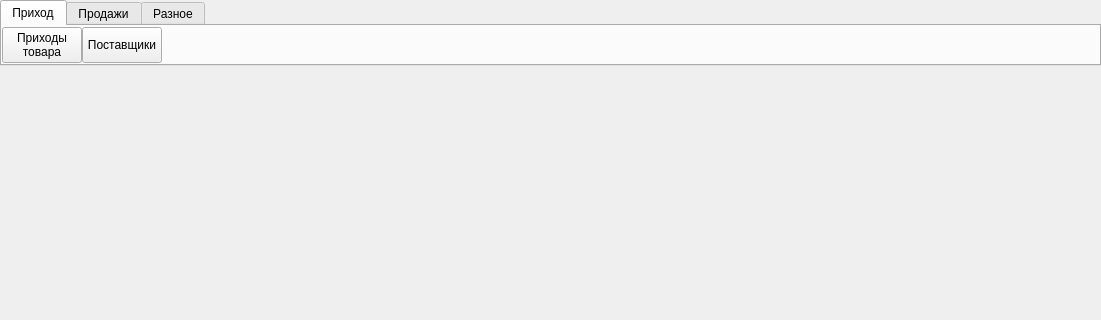
Qt form ui/main_window.ui (Meller008/kara) before a commit; both pictures show x 0 to 1101 and y 0 to 320 of the 1101 by 771 pixel window.
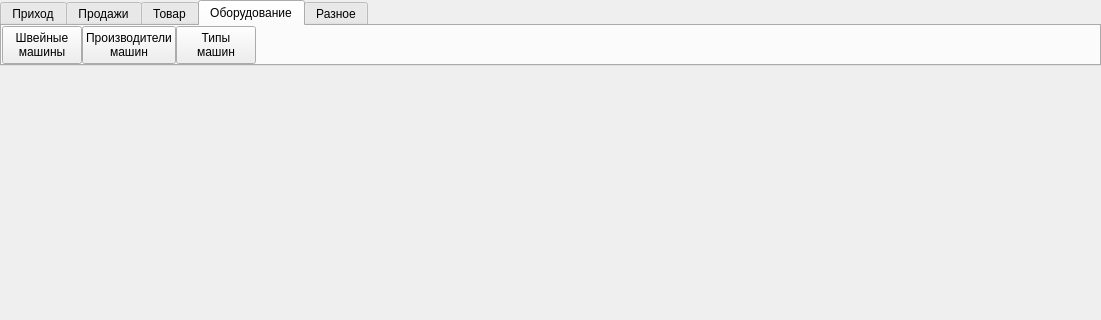
The same form after that commit. The open tabs and pages were chosen to show the change.

Commit message: + производители машин + типы машин

```diff
--- a/ui/main_window.ui
+++ b/ui/main_window.ui
@@ -144,6 +144,131 @@
         </item>
        </layout>
       </widget>
+      <widget class="QWidget" name="tab_4">
+       <attribute name="title">
+        <string>Товар</string>
+       </attribute>
+       <layout class="QGridLayout" name="gridLayout_5">
+        <property name="leftMargin">
+         <number>0</number>
+        </property>
+        <property name="topMargin">
+         <number>0</number>
+        </property>
+        <property name="rightMargin">
+         <number>0</number>
+        </property>
+        <property name="bottomMargin">
+         <number>0</number>
+        </property>
+        <property name="spacing">
+         <number>0</number>
+        </property>
+        <item row="0" column="0">
+         <widget class="QPushButton" name="pushButton_7">
+          <property name="sizePolicy">
+           <sizepolicy hsizetype="Minimum" vsizetype="Minimum">
+            <horstretch>0</horstretch>
+            <verstretch>0</verstretch>
+           </sizepolicy>
+          </property>
+          <property name="text">
+           <string>Товары</string>
+          </property>
+         </widget>
+        </item>
+        <item row="0" column="1">
+         <spacer name="horizontalSpacer_3">
+          <property name="orientation">
+           <enum>Qt::Horizontal</enum>
+          </property>
+          <property name="sizeHint" stdset="0">
+           <size>
+            <width>40</width>
+            <height>20</height>
+           </size>
+          </property>
+         </spacer>
+        </item>
+       </layout>
+      </widget>
+      <widget class="QWidget" name="tab_5">
+       <attribute name="title">
+        <string>Оборудование</string>
+       </attribute>
+       <layout class="QGridLayout" name="gridLayout_6">
+        <property name="leftMargin">
+         <number>0</number>
+        </property>
+        <property name="topMargin">
+         <number>0</number>
+        </property>
+        <property name="rightMargin">
+         <number>0</number>
+        </property>
+        <property name="bottomMargin">
+         <number>0</number>
+        </property>
+        <property name="spacing">
+         <number>0</number>
+        </property>
+        <item row="0" column="1">
+         <widget class="QPushButton" name="pushButton_9">
+          <property name="sizePolicy">
+           <sizepolicy hsizetype="Minimum" vsizetype="Minimum">
+            <horstretch>0</horstretch>
+            <verstretch>0</verstretch>
+           </sizepolicy>
+          </property>
+          <property name="text">
+           <string>Производители
+машин</string>
+          </property>
+         </widget>
+        </item>
+        <item row="0" column="3">
+         <spacer name="horizontalSpacer_4">
+          <property name="orientation">
+           <enum>Qt::Horizontal</enum>
+          </property>
+          <property name="sizeHint" stdset="0">
+           <size>
+            <width>40</width>
+            <height>20</height>
+           </size>
+          </property>
+         </spacer>
+        </item>
+        <item row="0" column="0">
+         <widget class="QPushButton" name="pushButton_8">
+          <property name="sizePolicy">
+           <sizepolicy hsizetype="Minimum" vsizetype="Minimum">
+            <horstretch>0</horstretch>
+            <verstretch>0</verstretch>
+           </sizepolicy>
+          </property>
+          <property name="text">
+           <string>Швейные
+машины</string>
+          </property>
+         </widget>
+        </item>
+        <item row="0" column="2">
+         <widget class="QPushButton" name="pushButton_10">
+          <property name="sizePolicy">
+           <sizepolicy hsizetype="Minimum" vsizetype="Minimum">
+            <horstretch>0</horstretch>
+            <verstretch>0</verstretch>
+           </sizepolicy>
+          </property>
+          <property name="text">
+           <string>Типы
+машин</string>
+          </property>
+         </widget>
+        </item>
+       </layout>
+      </widget>
       <widget class="QWidget" name="tab_3">
        <attribute name="title">
         <string>Разное</string>
```
Left out of the diff: 51 changed lines with no effect on the pictures. The commit also changes 3 other files.
